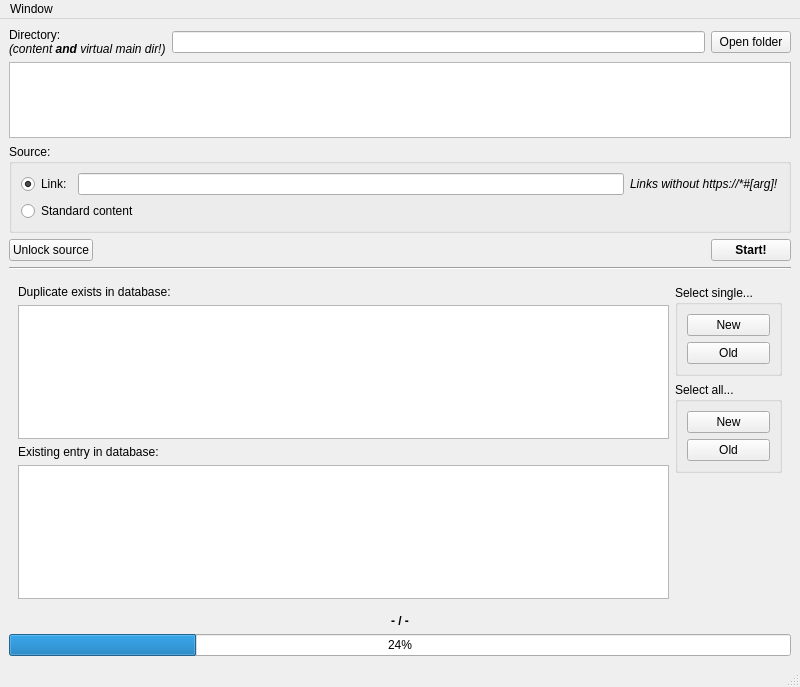
First picture: the form in OTModules/wContentSearch/wDBPanel.ui, repository pietr26/OMSI-Tools, before the edit.
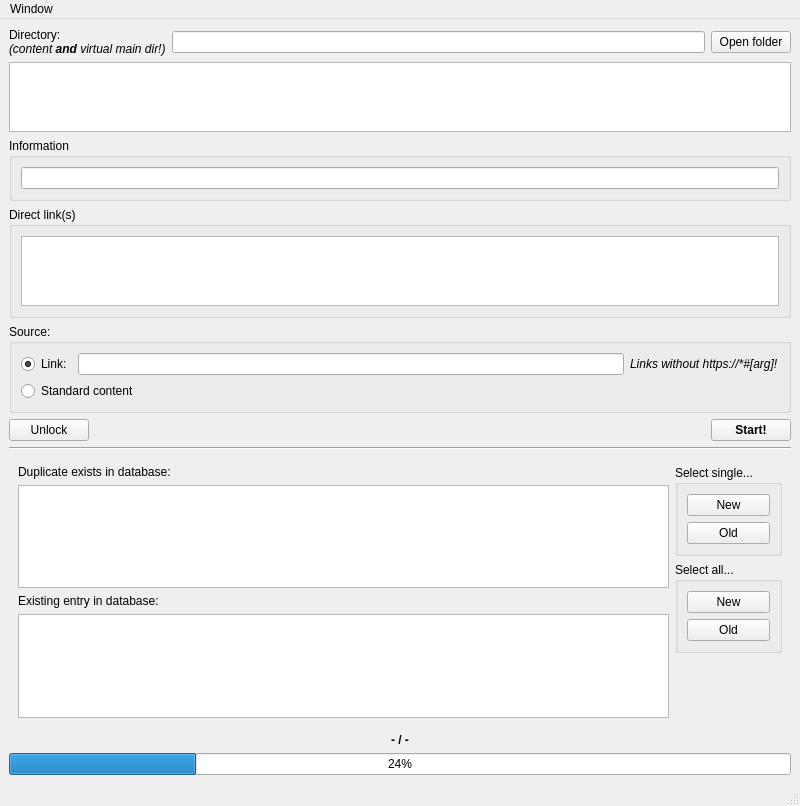
Second picture: the form after the edit. Icons and pictures are not drawn.

Commit message: Added information and direct link feature (dev)

What changed in the file:
```diff
--- a/OTModules/wContentSearch/wDBPanel.ui
+++ b/OTModules/wContentSearch/wDBPanel.ui
@@ -7,7 +7,7 @@
     <x>0</x>
     <y>0</y>
     <width>800</width>
-    <height>687</height>
+    <height>806</height>
    </rect>
   </property>
   <property name="windowTitle">
@@ -63,6 +63,30 @@
       </property>
      </widget>
     </item>
+    <item>
+     <widget class="QGroupBox" name="gbxInformation">
+      <property name="title">
+       <string>Information</string>
+      </property>
+      <layout class="QVBoxLayout" name="verticalLayout_8">
+       <item>
+        <widget class="QLineEdit" name="ledInformation"/>
+       </item>
+      </layout>
+     </widget>
+    </item>
+    <item>
+     <widget class="QGroupBox" name="gbxDirectLinks">
+      <property name="title">
+       <string>Direct link(s)</string>
+      </property>
+      <layout class="QVBoxLayout" name="verticalLayout_9">
+       <item>
+        <widget class="QPlainTextEdit" name="pteDirectLinks"/>
+       </item>
+      </layout>
+     </widget>
+    </item>
     <item>
      <widget class="QGroupBox" name="gbxSource">
       <property name="title">
@@ -108,7 +132,7 @@
       <item>
        <widget class="QPushButton" name="btnUnlockSource">
         <property name="text">
-         <string notr="true">Unlock source</string>
+         <string notr="true">Unlock</string>
         </property>
        </widget>
       </item>
```
The commit also changes 1 other file.
